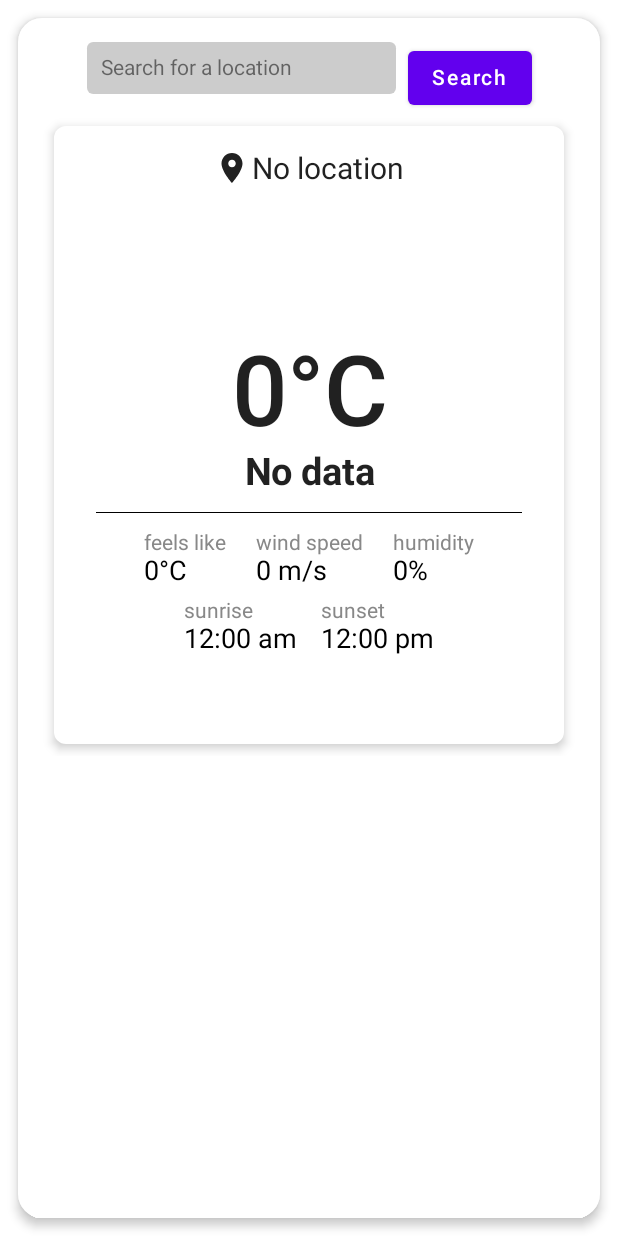
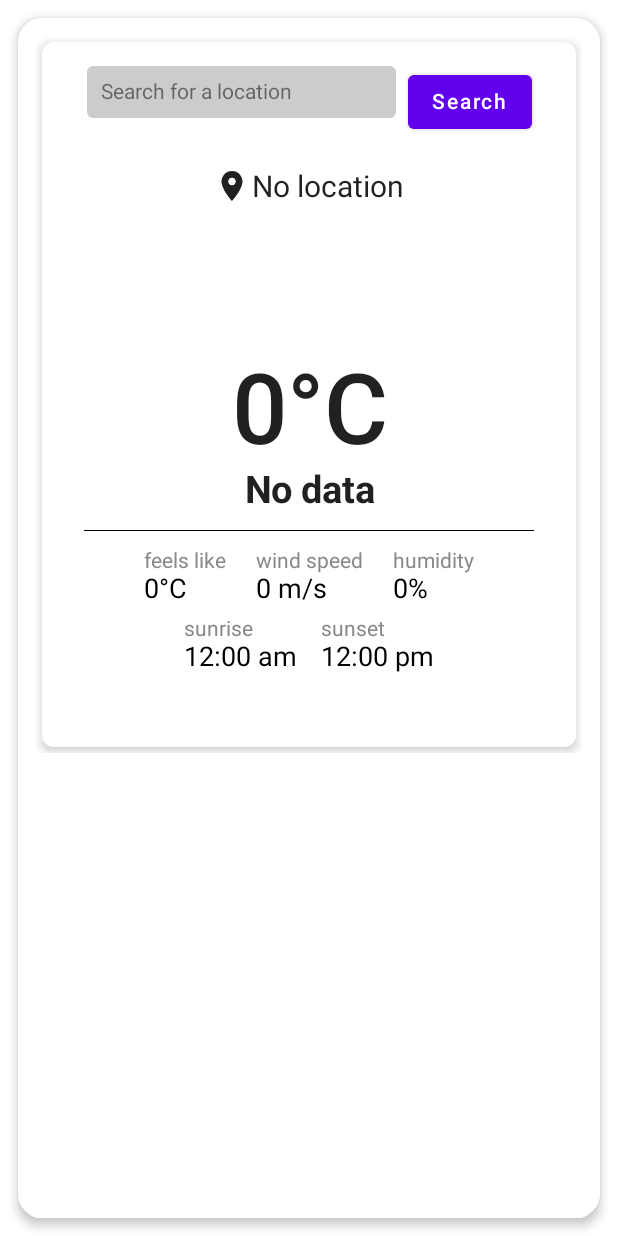
Before and after one commit to Kiekara/weather-app, an Android app built with Jetpack Compose: the screen it shows after launch (MainActivity), after a tap on "Search", on a phone screen of 412 x 824 dp. Run offline under Robolectric (Android 15) with nearby library versions, the phone set to English and light mode, and no system bars; network calls fail.

Commit message:
Move SearchBar call to WeatherView

```diff
--- a/WeatherApp/app/src/main/java/fi/tuni/weatherapp/screens/MainScreen.kt
+++ b/WeatherApp/app/src/main/java/fi/tuni/weatherapp/screens/MainScreen.kt
@@ -15,15 +15,15 @@ import androidx.compose.ui.Modifier
 import androidx.compose.ui.input.pointer.pointerInput
 import androidx.compose.ui.platform.LocalFocusManager
 import androidx.compose.ui.unit.dp
-import fi.tuni.weatherapp.*
+import fi.tuni.weatherapp.constructWeatherAndForecastUrls
 import fi.tuni.weatherapp.data.ForecastJsonObject
 import fi.tuni.weatherapp.data.WeatherJsonObject
-import fi.tuni.weatherapp.searchbar.SearchBar
+import fi.tuni.weatherapp.fetchDataAsync
+import fi.tuni.weatherapp.parseWeatherOrForecastJson
 import fi.tuni.weatherapp.weatherview.WeatherView
 
 @Composable
 fun MainScreen() {
-    val city = remember { mutableStateOf(value = "") }
     val weatherObj = remember { mutableStateOf(value = WeatherJsonObject()) }
     val forecastObj = remember { mutableStateOf(value = ForecastJsonObject()) }
     val focusManager = LocalFocusManager.current
@@ -40,14 +40,20 @@ fun MainScreen() {
         elevation = 4.dp
     ) {
         Column(
-            modifier = Modifier.padding(16.dp),
+            modifier = Modifier.padding(12.dp),
             verticalArrangement = Arrangement.Top,
             horizontalAlignment = Alignment.CenterHorizontally
         ) {
-            SearchBar(
-                onSearch = {
-                    city.value = it
-
+            WeatherView(
+                temperature = weatherObj.value.main?.temp,
+                weather = weatherObj.value.weather?.first()?.main,
+                city = weatherObj.value.name,
+                windSpeed = weatherObj.value.wind?.speed,
+                feelsLike = weatherObj.value.main?.feels_like,
+                humidity = weatherObj.value.main?.humidity,
+                sunrise = weatherObj.value.sys?.sunrise,
+                sunset = weatherObj.value.sys?.sunset,
+                onSearchCallback = {
                     constructWeatherAndForecastUrls(city = it).forEach { url ->
                         url!!.fetchDataAsync { response ->
                             val path = url.path.toString().split("/").last()
@@ -66,17 +72,6 @@ fun MainScreen() {
                     }
                 }
             )
-
-            WeatherView(
-                temperature = weatherObj.value.main?.temp,
-                weather = weatherObj.value.weather?.first()?.main,
-                city = weatherObj.value.name,
-                windSpeed = weatherObj.value.wind?.speed,
-                feelsLike = weatherObj.value.main?.feels_like,
-                humidity = weatherObj.value.main?.humidity,
-                sunrise = weatherObj.value.sys?.sunrise,
-                sunset = weatherObj.value.sys?.sunset
-            )
         }
     }
 }
--- a/WeatherApp/app/src/main/java/fi/tuni/weatherapp/weatherview/WeatherView.kt
+++ b/WeatherApp/app/src/main/java/fi/tuni/weatherapp/weatherview/WeatherView.kt
@@ -15,6 +15,7 @@ import androidx.compose.ui.graphics.Color
 import androidx.compose.ui.platform.LocalConfiguration
 import androidx.compose.ui.unit.dp
 import androidx.compose.ui.unit.sp
+import fi.tuni.weatherapp.searchbar.SearchBar
 
 @Composable
 fun WeatherView(
@@ -25,7 +26,8 @@ fun WeatherView(
     windSpeed: Double? = 0.0,
     humidity: Int? = 0,
     sunrise: Long? = 0,
-    sunset: Long? = 0
+    sunset: Long? = 0,
+    onSearchCallback: (String) -> Unit = {}
 ) {
     val configuration = LocalConfiguration.current
 
@@ -34,8 +36,8 @@ fun WeatherView(
     ) {
         Card(
             modifier = Modifier
-                .padding(8.dp)
-                .height((configuration.screenHeightDp / 2).dp),
+                .padding(4.dp)
+                .height((configuration.screenHeightDp * 0.57).dp),
             shape = RoundedCornerShape(corner = CornerSize(8.dp)),
             elevation = 4.dp
         ) {
@@ -44,6 +46,12 @@ fun WeatherView(
                 verticalArrangement = Arrangement.Top,
                 horizontalAlignment = Alignment.CenterHorizontally
             ) {
+                SearchBar(
+                    onSearch = {
+                        onSearchCallback(it)
+                    }
+                )
+                Spacer(modifier = Modifier.height(20.dp))
                 IconText(
                     text = city ?: "No location",
                     icon = Icons.Default.LocationOn,
```
